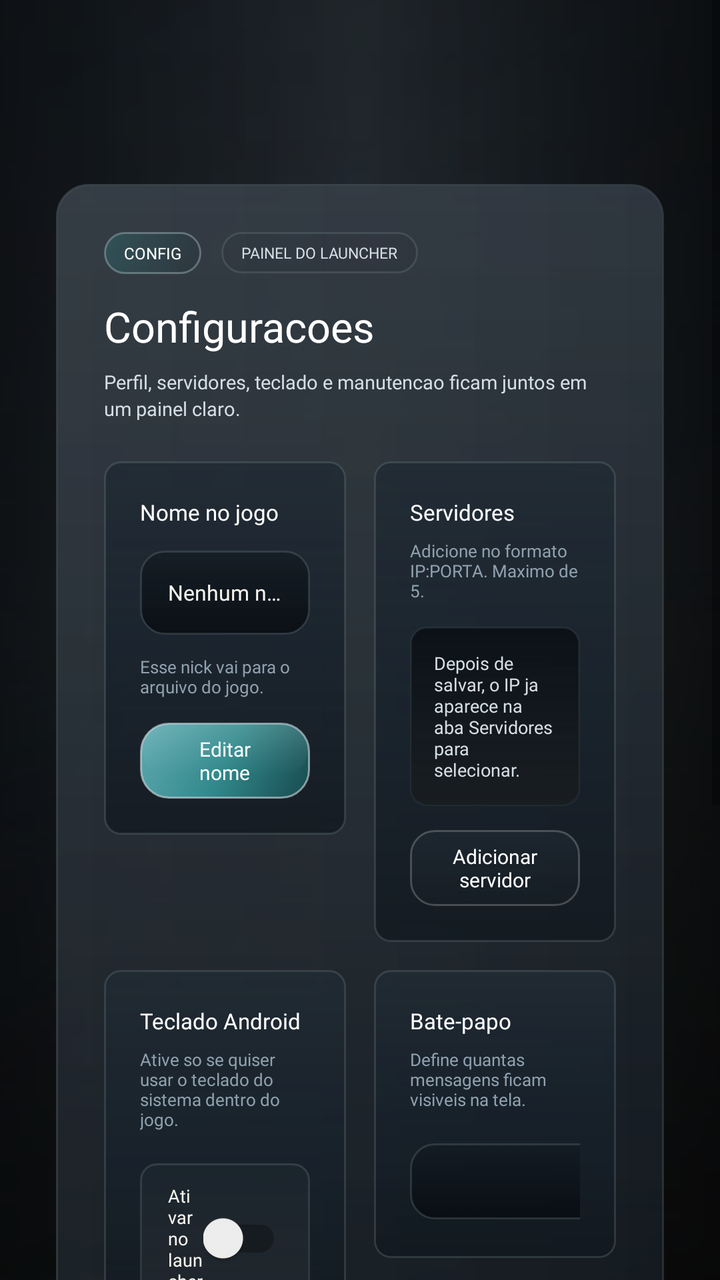
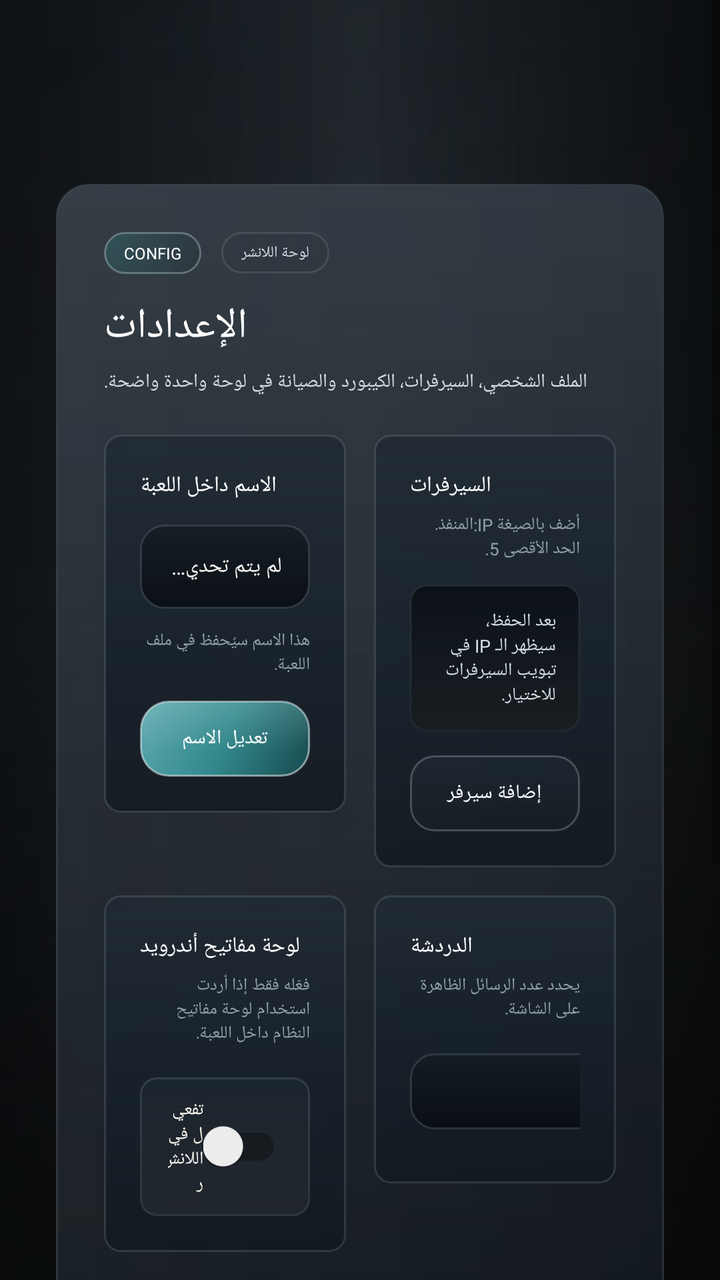

An Android layout rendered at two revisions. The XML below is the earlier revision; the diff shows what the commit changed to produce the second picture.
<!-- AndroidManifest.xml: application theme Theme.AppCompat.Light.NoActionBar.FullScreen -->
<!-- res/layout/fragment_settings.xml -->
<?xml version="1.0" encoding="utf-8"?>
<FrameLayout xmlns:android="http://schemas.android.com/apk/res/android"
    android:layout_width="match_parent"
    android:layout_height="match_parent">

    <View
        android:layout_width="match_parent"
        android:layout_height="match_parent"
        android:background="@drawable/home_overlay" />

    <ScrollView
        android:layout_width="match_parent"
        android:layout_height="match_parent"
        android:fillViewport="true">

        <LinearLayout
            android:layout_width="match_parent"
            android:layout_height="wrap_content"
            android:gravity="center_horizontal"
            android:orientation="vertical"
            android:paddingStart="28dp"
            android:paddingTop="92dp"
            android:paddingEnd="28dp"
            android:paddingBottom="20dp">

            <LinearLayout
                android:layout_width="match_parent"
                android:layout_height="wrap_content"
                android:background="@drawable/home_panel_surface"
                android:orientation="vertical"
                android:padding="24dp">

                <LinearLayout
                    android:layout_width="match_parent"
                    android:layout_height="wrap_content"
                    android:gravity="center_vertical"
                    android:orientation="horizontal">

                    <TextView
                        android:layout_width="wrap_content"
                        android:layout_height="wrap_content"
                        android:background="@drawable/home_news_badge"
                        android:fontFamily="@font/montserrat_bold"
                        android:paddingStart="10dp"
                        android:paddingTop="5dp"
                        android:paddingEnd="10dp"
                        android:paddingBottom="5dp"
                        android:text="Config"
                        android:textAllCaps="true"
                        android:textColor="@android:color/white"
                        android:textSize="8sp" />

                    <TextView
                        android:layout_width="wrap_content"
                        android:layout_height="wrap_content"
                        android:layout_marginStart="10dp"
                        android:background="@drawable/launcher_badge_outline"
                        android:fontFamily="@font/montserrat_bold"
                        android:paddingStart="10dp"
                        android:paddingTop="5dp"
                        android:paddingEnd="10dp"
                        android:paddingBottom="5dp"
                        android:text="PAINEL DO LAUNCHER"
                        android:textAllCaps="true"
                        android:textColor="@color/launcher_text_secondary"
                        android:textSize="7.5sp" />
                </LinearLayout>

                <TextView
                    android:layout_width="wrap_content"
                    android:layout_height="wrap_content"
                    android:layout_marginTop="12dp"
                    android:fontFamily="@font/montserrat_black"
                    android:text="Configuracoes"
                    android:textColor="@android:color/white"
                    android:textSize="21sp" />

                <TextView
                    android:layout_width="wrap_content"
                    android:layout_height="wrap_content"
                    android:layout_marginTop="7dp"
                    android:maxWidth="720dp"
                    android:fontFamily="@font/montserrat_medium"
                    android:lineSpacingExtra="2dp"
                    android:text="Perfil, servidores, teclado e manutencao ficam juntos em um painel claro."
                    android:textColor="@color/launcher_text_secondary"
                    android:textSize="9.5sp" />

                <LinearLayout
                    android:layout_width="match_parent"
                    android:layout_height="wrap_content"
                    android:layout_marginTop="20dp"
                    android:orientation="horizontal">

                    <LinearLayout
                        android:layout_width="0dp"
                        android:layout_height="wrap_content"
                        android:layout_weight="1"
                        android:background="@drawable/home_server_card_surface"
                        android:gravity="top"
                        android:minHeight="156dp"
                        android:orientation="vertical"
                        android:padding="18dp">

                        <TextView
                            android:layout_width="wrap_content"
                            android:layout_height="wrap_content"
                            android:fontFamily="@font/montserrat_bold"
                            android:text="Nome no jogo"
                            android:textColor="@android:color/white"
                            android:textSize="11sp" />

                        <TextView
                            android:id="@+id/player_name_value"
                            android:layout_width="match_parent"
                            android:layout_height="42dp"
                            android:layout_marginTop="12dp"
                            android:background="@drawable/launcher_field_surface_dark"
                            android:ellipsize="end"
                            android:fontFamily="@font/montserrat_bold"
                            android:gravity="center_vertical"
                            android:maxLines="1"
                            android:paddingStart="14dp"
                            android:paddingEnd="14dp"
                            android:text="Nenhum nome definido"
                            android:textColor="@color/launcher_text_primary"
                            android:textSize="10.5sp" />

                        <TextView
                            android:layout_width="wrap_content"
                            android:layout_height="wrap_content"
                            android:layout_marginTop="10dp"
                            android:fontFamily="@font/montserrat_medium"
                            android:text="Esse nick vai para o arquivo do jogo."
                            android:textColor="@color/launcher_text_muted"
                            android:textSize="8.5sp" />

                        <TextView
                            android:id="@+id/button_edit_profile"
                            android:layout_width="wrap_content"
                            android:layout_height="38dp"
                            android:layout_marginTop="12dp"
                            android:background="@drawable/home_server_select_button"
                            android:fontFamily="@font/montserrat_bold"
                            android:gravity="center"
                            android:minWidth="126dp"
                            android:paddingStart="18dp"
                            android:paddingEnd="18dp"
                            android:text="Editar nome"
                            android:textColor="@android:color/white"
                            android:textSize="10sp" />
                    </LinearLayout>

                    <LinearLayout
                        android:layout_width="0dp"
                        android:layout_height="wrap_content"
                        android:layout_marginStart="14dp"
                        android:layout_weight="1"
                        android:background="@drawable/home_server_card_surface"
                        android:gravity="top"
                        android:minHeight="156dp"
                        android:orientation="vertical"
                        android:padding="18dp">

                        <TextView
                            android:layout_width="wrap_content"
                            android:layout_height="wrap_content"
                            android:fontFamily="@font/montserrat_bold"
                            android:text="Servidores"
                            android:textColor="@android:color/white"
                            android:textSize="11sp" />

                        <TextView
                            android:layout_width="wrap_content"
                            android:layout_height="wrap_content"
                            android:layout_marginTop="6dp"
                            android:fontFamily="@font/montserrat_medium"
                            android:text="Adicione no formato IP:PORTA. Maximo de 5."
                            android:textColor="@color/launcher_text_muted"
                            android:textSize="8.5sp" />

                        <TextView
                            android:layout_width="match_parent"
                            android:layout_height="wrap_content"
                            android:layout_marginTop="12dp"
                            android:background="@drawable/launcher_console_surface"
                            android:fontFamily="@font/montserrat_medium"
                            android:padding="12dp"
                            android:text="Depois de salvar, o IP ja aparece na aba Servidores para selecionar."
                            android:textColor="@color/launcher_text_secondary"
                            android:textSize="9sp" />

                        <TextView
                            android:id="@+id/button_add_server_shortcut"
                            android:layout_width="wrap_content"
                            android:layout_height="38dp"
                            android:layout_marginTop="12dp"
                            android:background="@drawable/home_action_secondary"
                            android:fontFamily="@font/montserrat_bold"
                            android:gravity="center"
                            android:minWidth="146dp"
                            android:paddingStart="18dp"
                            android:paddingEnd="18dp"
                            android:text="Adicionar servidor"
                            android:textColor="@android:color/white"
                            android:textSize="10sp" />
                    </LinearLayout>
                </LinearLayout>

                <LinearLayout
                    android:layout_width="match_parent"
                    android:layout_height="wrap_content"
                    android:layout_marginTop="14dp"
                    android:orientation="horizontal">

                    <LinearLayout
                        android:layout_width="0dp"
                        android:layout_height="wrap_content"
                        android:layout_weight="1"
                        android:background="@drawable/home_server_card_surface"
                        android:minHeight="144dp"
                        android:orientation="vertical"
                        android:padding="18dp">

                        <TextView
                            android:layout_width="wrap_content"
                            android:layout_height="wrap_content"
                            android:fontFamily="@font/montserrat_bold"
                            android:text="Teclado Android"
                            android:textColor="@android:color/white"
                            android:textSize="11sp" />

                        <TextView
                            android:layout_width="wrap_content"
                            android:layout_height="wrap_content"
                            android:layout_marginTop="6dp"
                            android:fontFamily="@font/montserrat_medium"
                            android:text="Ative so se quiser usar o teclado do sistema dentro do jogo."
                            android:textColor="@color/launcher_text_muted"
                            android:textSize="8.5sp" />

                        <LinearLayout
                            android:layout_width="match_parent"
                            android:layout_height="wrap_content"
                            android:layout_marginTop="16dp"
                            android:background="@drawable/launcher_stat_tile"
                            android:gravity="center_vertical"
                            android:orientation="horizontal"
                            android:paddingStart="14dp"
                            android:paddingTop="10dp"
                            android:paddingEnd="14dp"
                            android:paddingBottom="10dp">

                            <TextView
                                android:layout_width="0dp"
                                android:layout_height="wrap_content"
                                android:layout_weight="1"
                                android:fontFamily="@font/montserrat_bold"
                                android:text="Ativar no launcher"
                                android:textColor="@color/launcher_text_primary"
                                android:textSize="9sp" />

                            <androidx.appcompat.widget.SwitchCompat
                                android:id="@+id/keyboard_switch"
                                android:layout_width="wrap_content"
                                android:layout_height="wrap_content"
                                android:textOff=""
                                android:textOn="" />
                        </LinearLayout>
                    </LinearLayout>

                    <LinearLayout
                        android:layout_width="0dp"
                        android:layout_height="wrap_content"
                        android:layout_marginStart="14dp"
                        android:layout_weight="1"
                        android:background="@drawable/home_server_card_surface"
                        android:minHeight="144dp"
                        android:orientation="vertical"
                        android:padding="18dp">

                        <TextView
                            android:layout_width="wrap_content"
                            android:layout_height="wrap_content"
                            android:fontFamily="@font/montserrat_bold"
                            android:text="Bate-papo"
                            android:textColor="@android:color/white"
                            android:textSize="11sp" />

                        <TextView
                            android:layout_width="wrap_content"
                            android:layout_height="wrap_content"
                            android:layout_marginTop="6dp"
                            android:fontFamily="@font/montserrat_medium"
                            android:text="Define quantas mensagens ficam visiveis na tela."
                            android:textColor="@color/launcher_text_muted"
                            android:textSize="8.5sp" />

                        <Spinner
                            android:id="@+id/chat_count_select"
                            android:layout_width="136dp"
                            android:layout_height="38dp"
                            android:layout_marginTop="16dp"
                            android:background="@drawable/style_spinner" />
                    </LinearLayout>
                </LinearLayout>

                <LinearLayout
                    android:layout_width="match_parent"
                    android:layout_height="wrap_content"
                    android:layout_marginTop="14dp"
                    android:background="@drawable/home_server_card_surface"
                    android:minHeight="112dp"
                    android:orientation="vertical"
                    android:padding="18dp">

                    <TextView
                        android:layout_width="wrap_content"
                        android:layout_height="wrap_content"
                        android:fontFamily="@font/montserrat_bold"
                        android:text="VoIP"
                        android:textColor="@android:color/white"
                        android:textSize="11sp" />

                    <TextView
                        android:layout_width="wrap_content"
                        android:layout_height="wrap_content"
                        android:layout_marginTop="6dp"
                        android:fontFamily="@font/montserrat_medium"
                        android:text="Liga ou desliga o microfone/voice chat salvo no settings.ini."
                        android:textColor="@color/launcher_text_muted"
                        android:textSize="8.5sp" />

                    <LinearLayout
                        android:layout_width="match_parent"
                        android:layout_height="wrap_content"
                        android:layout_marginTop="14dp"
                        android:background="@drawable/launcher_stat_tile"
                        android:gravity="center_vertical"
                        android:orientation="horizontal"
                        android:paddingStart="14dp"
                        android:paddingTop="10dp"
                        android:paddingEnd="14dp"
                        android:paddingBottom="10dp">

                        <TextView
                            android:layout_width="0dp"
                            android:layout_height="wrap_content"
                            android:layout_weight="1"
                            android:fontFamily="@font/montserrat_bold"
                            android:text="Voice chat ativo"
                            android:textColor="@color/launcher_text_primary"
                            android:textSize="9sp" />

                        <androidx.appcompat.widget.SwitchCompat
                            android:id="@+id/voip_switch"
                            android:layout_width="wrap_content"
                            android:layout_height="wrap_content"
                            android:textOff=""
                            android:textOn="" />
                    </LinearLayout>
                </LinearLayout>

                <LinearLayout
                    android:layout_width="match_parent"
                    android:layout_height="wrap_content"
                    android:layout_marginTop="14dp"
                    android:background="@drawable/home_server_card_surface"
                    android:orientation="vertical"
                    android:padding="18dp">

                    <TextView
                        android:layout_width="wrap_content"
                        android:layout_height="wrap_content"
                        android:fontFamily="@font/montserrat_bold"
                        android:text="Manutencao"
                        android:textColor="@android:color/white"
                        android:textSize="11sp" />

                    <TextView
                        android:layout_width="wrap_content"
                        android:layout_height="wrap_content"
                        android:layout_marginTop="6dp"
                        android:maxWidth="620dp"
                        android:fontFamily="@font/montserrat_medium"
                        android:text="Reinicia o fluxo do launcher e baixa tudo de novo se precisar reabrir a base limpa."
                        android:textColor="@color/launcher_text_muted"
                        android:textSize="8.5sp" />

                    <TextView
                        android:id="@+id/button_reinstall"
                        android:layout_width="wrap_content"
                        android:layout_height="38dp"
                        android:layout_marginTop="14dp"
                        android:background="@drawable/home_action_secondary"
                        android:fontFamily="@font/montserrat_bold"
                        android:gravity="center"
                        android:minWidth="148dp"
                        android:paddingStart="18dp"
                        android:paddingEnd="18dp"
                        android:text="Reinstalar o jogo"
                        android:textColor="@android:color/white"
                        android:textSize="10sp" />
                </LinearLayout>
            </LinearLayout>
        </LinearLayout>
    </ScrollView>

</FrameLayout>
<!-- resources referenced by this layout -->
<resources>
  <color name="launcher_text_muted">#8FA1AE</color>
  <color name="launcher_text_primary">#F7F4EE</color>
  <color name="launcher_text_secondary">#D4DEE4</color>
  <!-- drawable home_action_secondary (drawable) -->
  <?xml version="1.0" encoding="utf-8"?>
  <shape xmlns:android="http://schemas.android.com/apk/res/android"
      android:shape="rectangle">
      <gradient
          android:angle="270"
          android:startColor="#2E344450"
          android:endColor="#151A222A" />
      <corners android:radius="12dp" />
      <stroke
          android:width="1dp"
          android:color="#36FFFFFF" />
  </shape>
  <!-- drawable home_news_badge (drawable) -->
  <?xml version="1.0" encoding="utf-8"?>
  <shape xmlns:android="http://schemas.android.com/apk/res/android"
      android:shape="rectangle">
      <gradient
          android:angle="315"
          android:startColor="#6C2D6F73"
          android:endColor="#33192325" />
      <corners android:radius="10dp" />
      <stroke
          android:width="1dp"
          android:color="#5DBBD4D5" />
  </shape>
  <!-- drawable home_server_card_surface (drawable) -->
  <?xml version="1.0" encoding="utf-8"?>
  <shape xmlns:android="http://schemas.android.com/apk/res/android"
      android:shape="rectangle">
      <gradient
          android:angle="270"
          android:startColor="@color/launcher_card_top"
          android:centerColor="#C816202A"
          android:endColor="@color/launcher_card_bottom" />
      <corners android:radius="8dp" />
      <stroke
          android:width="1dp"
          android:color="@color/launcher_border_soft" />
  </shape>
  <!-- drawable launcher_badge_outline (drawable) -->
  <?xml version="1.0" encoding="utf-8"?>
  <shape xmlns:android="http://schemas.android.com/apk/res/android"
      android:shape="rectangle">
      <gradient
          android:angle="0"
          android:startColor="#221D2931"
          android:endColor="#120D1218" />
      <corners android:radius="10dp" />
      <stroke
          android:width="1dp"
          android:color="@color/launcher_border_soft" />
  </shape>
  <!-- drawable launcher_field_surface_dark (drawable) -->
  <?xml version="1.0" encoding="utf-8"?>
  <shape xmlns:android="http://schemas.android.com/apk/res/android"
      android:shape="rectangle">
      <gradient
          android:angle="270"
          android:startColor="#C9121A22"
          android:endColor="#D2070B0F" />
      <corners android:radius="12dp" />
      <stroke
          android:width="1dp"
          android:color="@color/launcher_border_soft" />
  </shape>
  <style name="Theme.AppCompat.Light.NoActionBar.FullScreen" parent="@style/Theme.AppCompat.Light.NoActionBar">
          <item name="android:windowNoTitle">true</item>
          <item name="android:windowActionBar">false</item>
          <item name="android:windowFullscreen">true</item>
          <item name="android:windowContentOverlay">@null</item>
          <item name="android:windowLayoutInDisplayCutoutMode">shortEdges</item>
      </style>
  <color name="launcher_panel_top">#E71B242D</color>
  <color name="launcher_panel_bottom">#D00A0F14</color>
  <color name="launcher_border_soft">#42798A91</color>
  <color name="launcher_card_top">#DA202A33</color>
  <color name="launcher_card_bottom">#C010171E</color>
  <color name="launcher_accent_teal">#32898C</color>
  <color name="launcher_accent_teal_dark">#174A4F</color>
  <!-- unchanged entries left out for length: 7 -->
</resources>

<!-- the commit's change to res/layout/fragment_settings.xml (unified diff, before → after) -->
@@ -60,7 +60,7 @@
                         android:paddingTop="5dp"
                         android:paddingEnd="10dp"
                         android:paddingBottom="5dp"
-                        android:text="PAINEL DO LAUNCHER"
+                        android:text="لوحة اللانشر"
                         android:textAllCaps="true"
                         android:textColor="@color/launcher_text_secondary"
                         android:textSize="7.5sp" />
@@ -71,7 +71,7 @@
                     android:layout_height="wrap_content"
                     android:layout_marginTop="12dp"
                     android:fontFamily="@font/montserrat_black"
-                    android:text="Configuracoes"
+                    android:text="الإعدادات"
                     android:textColor="@android:color/white"
                     android:textSize="21sp" />
 
@@ -82,7 +82,7 @@
                     android:maxWidth="720dp"
                     android:fontFamily="@font/montserrat_medium"
                     android:lineSpacingExtra="2dp"
-                    android:text="Perfil, servidores, teclado e manutencao ficam juntos em um painel claro."
+                    android:text="الملف الشخصي، السيرفرات، الكيبورد والصيانة في لوحة واحدة واضحة."
                     android:textColor="@color/launcher_text_secondary"
                     android:textSize="9.5sp" />
 
@@ -106,7 +106,7 @@
                             android:layout_width="wrap_content"
                             android:layout_height="wrap_content"
                             android:fontFamily="@font/montserrat_bold"
-                            android:text="Nome no jogo"
+                            android:text="الاسم داخل اللعبة"
                             android:textColor="@android:color/white"
                             android:textSize="11sp" />
 
@@ -122,7 +122,7 @@
                             android:maxLines="1"
                             android:paddingStart="14dp"
                             android:paddingEnd="14dp"
-                            android:text="Nenhum nome definido"
+                            android:text="لم يتم تحديد اسم"
                             android:textColor="@color/launcher_text_primary"
                             android:textSize="10.5sp" />
 
@@ -131,7 +131,7 @@
                             android:layout_height="wrap_content"
                             android:layout_marginTop="10dp"
                             android:fontFamily="@font/montserrat_medium"
-                            android:text="Esse nick vai para o arquivo do jogo."
+                            android:text="هذا الاسم سيُحفظ في ملف اللعبة."
                             android:textColor="@color/launcher_text_muted"
                             android:textSize="8.5sp" />
 
@@ -146,7 +146,7 @@
                             android:minWidth="126dp"
                             android:paddingStart="18dp"
                             android:paddingEnd="18dp"
-                            android:text="Editar nome"
+                            android:text="تعديل الاسم"
                             android:textColor="@android:color/white"
                             android:textSize="10sp" />
                     </LinearLayout>
@@ -166,7 +166,7 @@
                             android:layout_width="wrap_content"
                             android:layout_height="wrap_content"
                             android:fontFamily="@font/montserrat_bold"
-                            android:text="Servidores"
+                            android:text="السيرفرات"
                             android:textColor="@android:color/white"
                             android:textSize="11sp" />
 
@@ -175,7 +175,7 @@
                             android:layout_height="wrap_content"
                             android:layout_marginTop="6dp"
                             android:fontFamily="@font/montserrat_medium"
-                            android:text="Adicione no formato IP:PORTA. Maximo de 5."
+                            android:text="أضف بالصيغة IP:المنفذ. الحد الأقصى 5."
                             android:textColor="@color/launcher_text_muted"
                             android:textSize="8.5sp" />
 
@@ -186,7 +186,7 @@
                             android:background="@drawable/launcher_console_surface"
                             android:fontFamily="@font/montserrat_medium"
                             android:padding="12dp"
-                            android:text="Depois de salvar, o IP ja aparece na aba Servidores para selecionar."
+                            android:text="بعد الحفظ، سيظهر الـ IP في تبويب السيرفرات للاختيار."
                             android:textColor="@color/launcher_text_secondary"
                             android:textSize="9sp" />
 
@@ -201,7 +201,7 @@
                             android:minWidth="146dp"
                             android:paddingStart="18dp"
                             android:paddingEnd="18dp"
-                            android:text="Adicionar servidor"
+                            android:text="إضافة سيرفر"
                             android:textColor="@android:color/white"
                             android:textSize="10sp" />
                     </LinearLayout>
@@ -226,7 +226,7 @@
                             android:layout_width="wrap_content"
                             android:layout_height="wrap_content"
                             android:fontFamily="@font/montserrat_bold"
-                            android:text="Teclado Android"
+                            android:text="لوحة مفاتيح أندرويد"
                             android:textColor="@android:color/white"
                             android:textSize="11sp" />
 
@@ -235,7 +235,7 @@
                             android:layout_height="wrap_content"
                             android:layout_marginTop="6dp"
                             android:fontFamily="@font/montserrat_medium"
-                            android:text="Ative so se quiser usar o teclado do sistema dentro do jogo."
+                            android:text="فعّله فقط إذا أردت استخدام لوحة مفاتيح النظام داخل اللعبة."
                             android:textColor="@color/launcher_text_muted"
                             android:textSize="8.5sp" />
 
@@ -256,7 +256,7 @@
                                 android:layout_height="wrap_content"
                                 android:layout_weight="1"
                                 android:fontFamily="@font/montserrat_bold"
-                                android:text="Ativar no launcher"
+                                android:text="تفعيل في اللانشر"
                                 android:textColor="@color/launcher_text_primary"
                                 android:textSize="9sp" />
 
@@ -283,7 +283,7 @@
                             android:layout_width="wrap_content"
                             android:layout_height="wrap_content"
                             android:fontFamily="@font/montserrat_bold"
-                            android:text="Bate-papo"
+                            android:text="الدردشة"
                             android:textColor="@android:color/white"
                             android:textSize="11sp" />
 
@@ -292,7 +292,7 @@
                             android:layout_height="wrap_content"
                             android:layout_marginTop="6dp"
                             android:fontFamily="@font/montserrat_medium"
-                            android:text="Define quantas mensagens ficam visiveis na tela."
+                            android:text="يحدد عدد الرسائل الظاهرة على الشاشة."
                             android:textColor="@color/launcher_text_muted"
                             android:textSize="8.5sp" />
 
@@ -327,7 +327,7 @@
                         android:layout_height="wrap_content"
                         android:layout_marginTop="6dp"
                         android:fontFamily="@font/montserrat_medium"
-                        android:text="Liga ou desliga o microfone/voice chat salvo no settings.ini."
+                        android:text="يشغّل أو يطفئ المايك/المحادثة الصوتية المحفوظة في settings.ini."
                         android:textColor="@color/launcher_text_muted"
                         android:textSize="8.5sp" />
 
@@ -348,7 +348,7 @@
                             android:layout_height="wrap_content"
                             android:layout_weight="1"
                             android:fontFamily="@font/montserrat_bold"
-                            android:text="Voice chat ativo"
+                            android:text="المحادثة الصوتية مفعلة"
                             android:textColor="@color/launcher_text_primary"
                             android:textSize="9sp" />
 
@@ -373,7 +373,7 @@
                         android:layout_width="wrap_content"
                         android:layout_height="wrap_content"
                         android:fontFamily="@font/montserrat_bold"
-                        android:text="Manutencao"
+                        android:text="الصيانة"
                         android:textColor="@android:color/white"
                         android:textSize="11sp" />
 
@@ -383,7 +383,7 @@
                         android:layout_marginTop="6dp"
                         android:maxWidth="620dp"
                         android:fontFamily="@font/montserrat_medium"
-                        android:text="Reinicia o fluxo do launcher e baixa tudo de novo se precisar reabrir a base limpa."
+                        android:text="يعيد تشغيل خطوات اللانشر ويحمّل الملفات من جديد عند الحاجة."
                         android:textColor="@color/launcher_text_muted"
                         android:textSize="8.5sp" />
 
@@ -398,7 +398,7 @@
                         android:minWidth="148dp"
                         android:paddingStart="18dp"
                         android:paddingEnd="18dp"
-                        android:text="Reinstalar o jogo"
+                        android:text="إعادة تثبيت اللعبة"
                         android:textColor="@android:color/white"
                         android:textSize="10sp" />
                 </LinearLayout>
